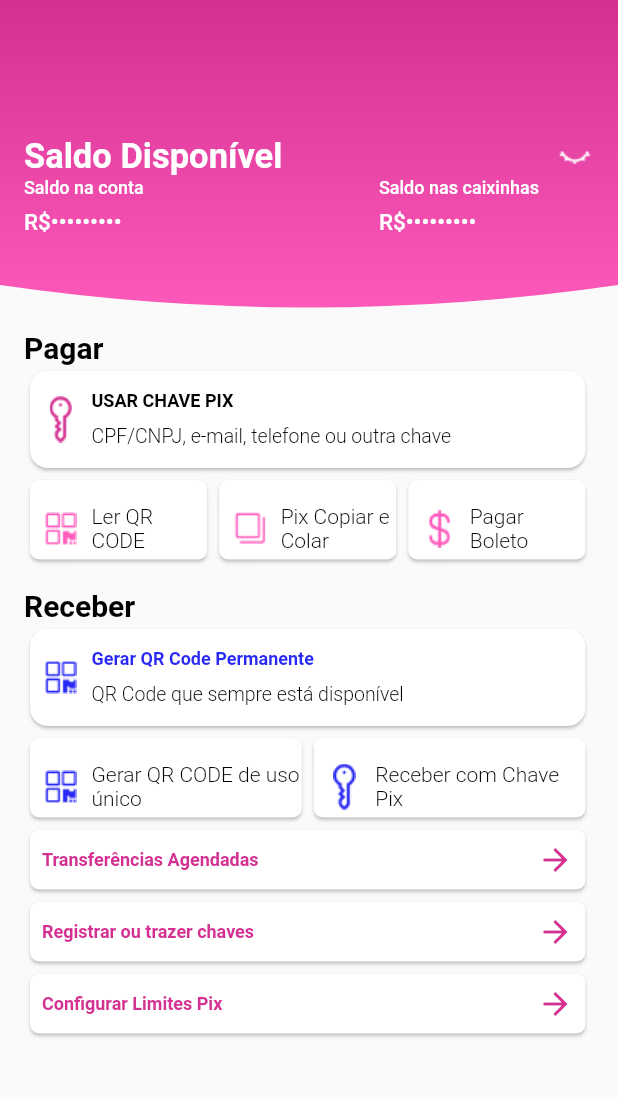
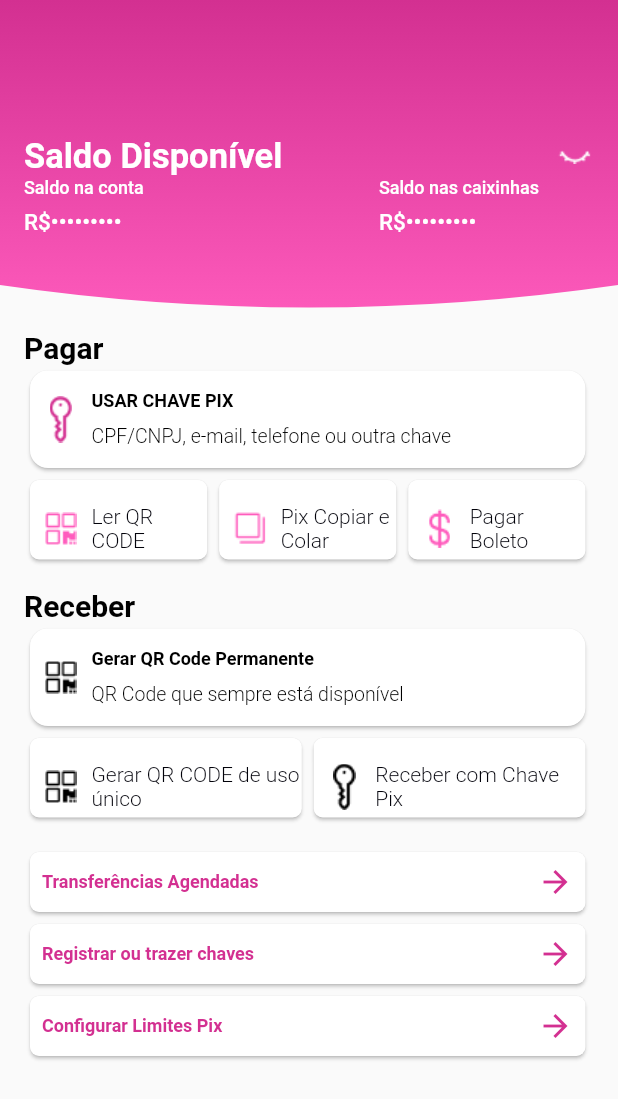
Before and after one commit to Jacob-dvlp/processo-seletivo-Snapfi, a Flutter app: the screen it shows after launch, on a phone screen of 412 x 824 dp. Shown: the top 1099 px of the screen. Run offline on Flutter 3.47's test engine with Material 2 defaults, Android fonts, the phone set to English and light mode, and no system bars.

Commit message:
refactory code

```diff
--- /dev/null
+++ b/lib/helpers/app_helpe.dart
@@ -0,0 +1,5 @@
+import 'package:flutter/material.dart';
+
+extension SizeDevice on BuildContext {
+  Size get sizeDevice => MediaQuery.of(this).size;
+}
--- a/lib/page/home/custom/home_page_custom_body_widgets.dart
+++ b/lib/page/home/custom/home_page_custom_body_widgets.dart
@@ -1,6 +1,6 @@
 import 'package:flutter/material.dart';
 
-import '../../../style/style_colors.dart';
+import 'home_page_custom_footer_widget.dart';
 import 'home_page_custom_header_widget.dart';
 import 'home_page_custom_pay_widget.dart';
 import 'home_page_custom_received.dart';
@@ -13,17 +13,24 @@ class HomePageCustomBodyWidgets extends StatelessWidget {
     return SingleChildScrollView(
       child: Column(
         crossAxisAlignment: CrossAxisAlignment.start,
-        children: [
+        children: const [
           HomePageCustomHeaderWidget(
-            colortext: 0xFFFFFFFF.toInt(),
-            primaryColor: context.colors.primary,
-            secondaryColor: context.colors.secondary,
+            colortext: 0xFFFFFFFF,
+            primaryColor: 0XFFFF5CBD,
+            secondaryColor: 0XFFD33091,
           ),
           HomePageCustomPayWidget(
-              valueColorIconsPay: 0XFFFF5CBD.toInt(),
-              valueColorTextH1: 0xFF000000.toInt(),
-              valueColorTextH2: 0xFF000000.toInt()),
-          const HomePageCustomReceived()
+            valueColorIconsPay: 0XFFFF5CBD,
+            valueColorTextH1: 0xFF000000,
+            valueColorTextH2: 0xFF000000,
+          ),
+          HomePageCustomReceived(
+            colorIconHex: 0xFF000000,
+            colorTextHex: 0xFF000000,
+          ),
+          HomePageCustomFooterWidget(
+            colorFooterHex: 0XFFD33091,
+          )
         ],
       ),
     );
--- /dev/null
+++ b/lib/page/home/custom/home_page_custom_footer_widget.dart
@@ -0,0 +1,32 @@
+import 'package:flutter/material.dart';
+
+import '../../widget/custom_card_widge.dart';
+
+class HomePageCustomFooterWidget extends StatelessWidget {
+  final int colorFooterHex;
+  const HomePageCustomFooterWidget({Key? key, required this.colorFooterHex})
+      : super(key: key);
+
+  @override
+  Widget build(BuildContext context) {
+    return Padding(
+      padding: const EdgeInsets.only(left: 16, right: 17.71, top: 15),
+      child: Column(
+        children: [
+          CustomCardWidgefooter(
+              text: "Transferências Agendadas", colorFooterHex: colorFooterHex),
+          CustomCardWidgefooter(
+            text: "Registrar ou trazer chaves ",
+            colorFooterHex: colorFooterHex,
+          ),
+          InkWell(
+              onTap: () => Navigator.pushNamed(context, "/limit"),
+              child: CustomCardWidgefooter(
+                text: "Configurar Limites Pix",
+                colorFooterHex: colorFooterHex,
+              )),
+        ],
+      ),
+    );
+  }
+}
--- a/lib/page/home/custom/home_page_custom_header_widget.dart
+++ b/lib/page/home/custom/home_page_custom_header_widget.dart
@@ -4,8 +4,8 @@ import '../../../style/style_text.dart';
 import '../../widget/costum_painter_widget.dart';
 
 class HomePageCustomHeaderWidget extends StatelessWidget {
-  final Color primaryColor;
-  final Color secondaryColor;
+  final int primaryColor;
+  final int secondaryColor;
   final int colortext;
 
   const HomePageCustomHeaderWidget(
@@ -26,8 +26,8 @@ class HomePageCustomHeaderWidget extends StatelessWidget {
               tileMode: TileMode.mirror,
               begin: Alignment.bottomCenter,
               colors: [
-                primaryColor,
-                secondaryColor,
+                Color(primaryColor),
+                Color(secondaryColor),
               ]),
         ),
         child: Padding(
--- a/lib/page/home/custom/home_page_custom_pay_widget.dart
+++ b/lib/page/home/custom/home_page_custom_pay_widget.dart
@@ -1,5 +1,6 @@
 import 'package:flutter/material.dart';
 
+import '../../../helpers/app_helpe.dart';
 import '../../../style/style_box_decoration.dart';
 import '../../../style/style_text.dart';
 import '../../widget/custom_card_widge.dart';
@@ -33,7 +34,7 @@ class HomePageCustomPayWidget extends StatelessWidget {
           Card(
             shape: context.decorationBox.decoration(12),
             child: SizedBox(
-              width: MediaQuery.of(context).size.width,
+              width: context.sizeDevice.width,
               child: Padding(
                 padding: const EdgeInsets.only(top: 12, bottom: 12),
                 child: Row(
--- a/lib/page/home/custom/home_page_custom_received.dart
+++ b/lib/page/home/custom/home_page_custom_received.dart
@@ -1,11 +1,16 @@
 import 'package:flutter/material.dart';
 
+import '../../../helpers/app_helpe.dart';
 import '../../../style/style_box_decoration.dart';
 import '../../../style/style_text.dart';
 import '../../widget/custom_card_widge.dart';
 
 class HomePageCustomReceived extends StatelessWidget {
-  const HomePageCustomReceived({Key? key}) : super(key: key);
+  final int colorIconHex;
+  final int colorTextHex;
+  const HomePageCustomReceived(
+      {Key? key, required this.colorIconHex, required this.colorTextHex})
+      : super(key: key);
 
   @override
   Widget build(BuildContext context) {
@@ -16,13 +21,13 @@ class HomePageCustomReceived extends StatelessWidget {
         children: [
           Text(
             "Receber",
-            style:
-                context.style.textExtraBold(Colors.black, FontWeight.w600, 20),
+            style: context.style
+                .textExtraBold(Color(colorTextHex), FontWeight.w600, 20),
           ),
           Card(
             shape: context.decorationBox.decoration(12),
             child: SizedBox(
-              width: MediaQuery.of(context).size.width,
+              width: context.sizeDevice.width,
               child: Padding(
                 padding: const EdgeInsets.only(top: 12, right: 22, bottom: 12),
                 child: Row(
@@ -32,7 +37,7 @@ class HomePageCustomReceived extends StatelessWidget {
                       height: 41,
                       child: Image.asset(
                         "assets/icons/icon_home1.png",
-                        color: const Color(0XFF2929F5),
+                        color: Color(colorIconHex),
                       ),
                     ),
                     Column(
@@ -41,7 +46,7 @@ class HomePageCustomReceived extends StatelessWidget {
                         Text(
                           "Gerar QR Code Permanente",
                           style: context.style.textLight(
-                              const Color(0XFF2929F5), FontWeight.bold, 12),
+                              Color(colorTextHex), FontWeight.bold, 12),
                         ),
                         const SizedBox(
                           height: 9,
@@ -49,7 +54,7 @@ class HomePageCustomReceived extends StatelessWidget {
                         Text(
                           "QR Code que sempre está disponível",
                           style: context.style.textLight(
-                            const Color(0XFF02020A),
+                            Color(colorTextHex),
                             FontWeight.w300,
                             13,
                           ),
@@ -67,25 +72,19 @@ class HomePageCustomReceived extends StatelessWidget {
               CustomCardWidge(
                 img: Image.asset(
                   "assets/icons/icon_home1.png",
-                  color: const Color(0XFF2929F5),
+                  color: Color(colorIconHex),
                 ),
                 text: "Gerar QR CODE de uso único",
               ),
               CustomCardWidge(
                 img: Image.asset(
                   "assets/icons/icon_home2.png",
-                  color: const Color(0XFF2929F5),
+                  color: Color(colorIconHex),
                 ),
                 text: "Receber com Chave Pix",
               )
             ],
           ),
-          const CustomCardWidgefooter(text: "Transferências Agendadas"),
-          const CustomCardWidgefooter(text: "Registrar ou trazer chaves "),
-          InkWell(
-              onTap: () => Navigator.pushNamed(context, "/limit"),
-              child:
-                  const CustomCardWidgefooter(text: "Configurar Limites Pix")),
         ],
       ),
     );
--- a/lib/page/widget/custom_card_widge.dart
+++ b/lib/page/widget/custom_card_widge.dart
@@ -1,7 +1,7 @@
 import 'package:flutter/material.dart';
 
+import '../../helpers/app_helpe.dart';
 import '../../style/style_box_decoration.dart';
-import '../../style/style_colors.dart';
 import '../../style/style_text.dart';
 
 class CustomCardWidge extends StatelessWidget {
@@ -19,7 +19,7 @@ class CustomCardWidge extends StatelessWidget {
       child: Card(
         shape: context.decorationBox.decoration(6),
         child: SizedBox(
-          width: MediaQuery.of(context).size.width,
+          width: context.sizeDevice.width,
           child: Padding(
             padding: const EdgeInsets.only(
               top: 12,
@@ -52,7 +52,10 @@ class CustomCardWidge extends StatelessWidget {
 
 class CustomCardWidgefooter extends StatelessWidget {
   final String text;
-  const CustomCardWidgefooter({Key? key, required this.text}) : super(key: key);
+  final int colorFooterHex;
+  const CustomCardWidgefooter(
+      {Key? key, required this.text, required this.colorFooterHex})
+      : super(key: key);
 
   @override
   Widget build(BuildContext context) {
@@ -61,18 +64,18 @@ class CustomCardWidgefooter extends StatelessWidget {
       child: Padding(
         padding: const EdgeInsets.only(top: 8, bottom: 8, left: 8, right: 8),
         child: SizedBox(
-          width: MediaQuery.of(context).size.width,
+          width: context.sizeDevice.width,
           child: Row(
             mainAxisAlignment: MainAxisAlignment.spaceBetween,
             children: [
               Text(
                 text,
-                style: context.style.textExtraBold(
-                    context.colors.secondary, FontWeight.w700, 12),
+                style: context.style
+                    .textExtraBold(Color(colorFooterHex), FontWeight.w700, 12),
               ),
               Icon(
                 Icons.arrow_forward,
-                color: context.colors.secondary,
+                color: Color(colorFooterHex),
               )
             ],
           ),
```
Also changed, not shown: lib/page/limit/custom/limit_page_custom_body_widgets.dart (+7 -1 lines), lib/page/limit/custom/limite_page_custom_header_widget.dart (+9 -4 lines), lib/page/widget/custom_form_widget.dart (+70 -13 lines).
